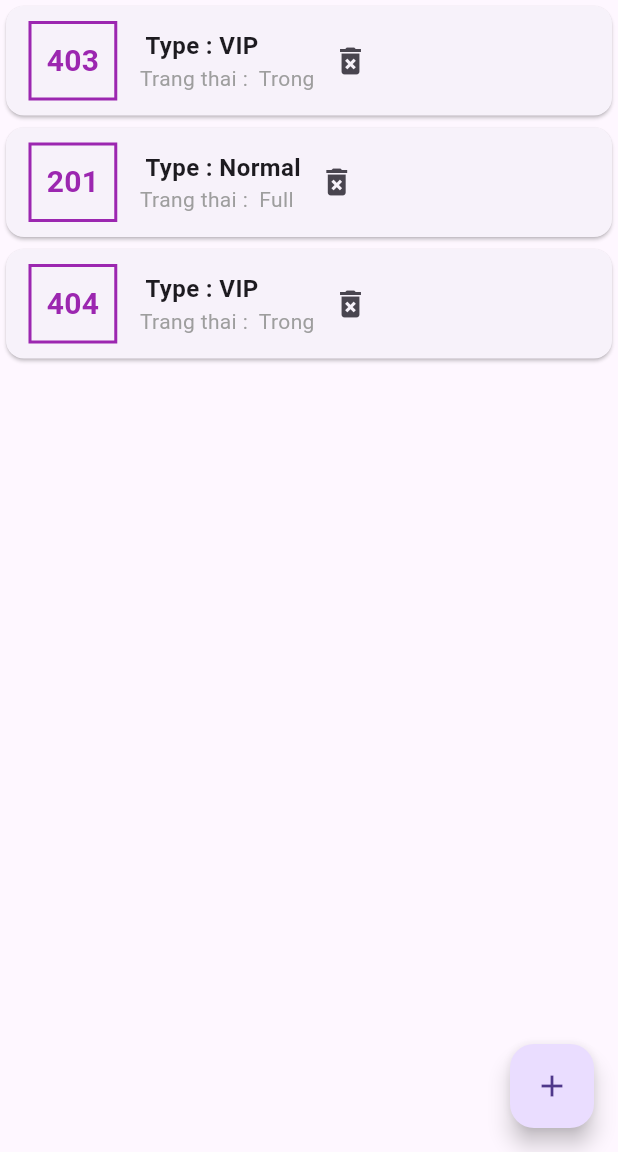
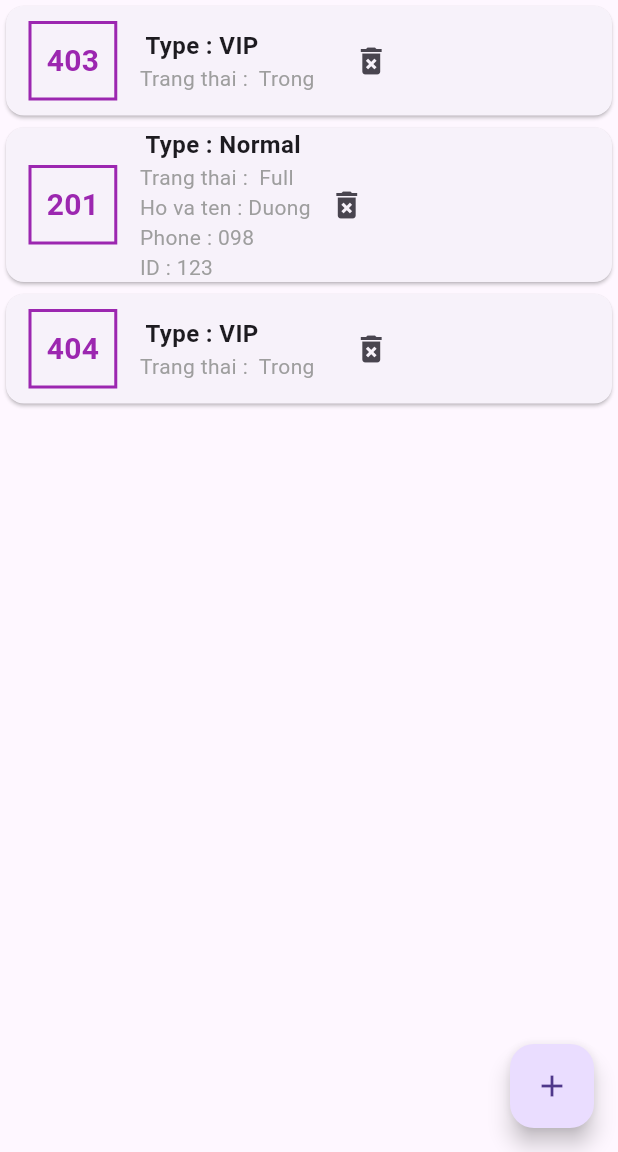
Before and after one commit to trandai03/middle_mobile, a Flutter app: the QuanLyRoom screen opened directly, on a phone screen of 412 x 824 dp, the part 84-1236 px from its top. Run offline on Flutter 3.47's test engine with Material 3 defaults, Android fonts, the phone set to English and light mode, and no system bars; our stand-ins replace settings_ui.

Commit message:
Bổ sung
Bổ sung

```diff
--- a/lib/modules/room.dart
+++ b/lib/modules/room.dart
@@ -4,7 +4,7 @@ import './customer.dart';
 class Room {
   final DateTime? date;
   final TimeOfDay? start;
-  final KhachHang? khachHang;
+  KhachHang? khachHang;
   final String maPhong;
   bool empty;
   final String type;
@@ -30,11 +30,11 @@ class RoomProvider with ChangeNotifier {
       floor: "4",
     ),
     Room(
-      maPhong: "201",
-      empty: false,
-      type: "Normal",
-      floor: "2",
-    ),
+        maPhong: "201",
+        empty: false,
+        type: "Normal",
+        floor: "2",
+        khachHang: KhachHang(hoVaTen: "Duong", phone: "098", id: "123")),
     Room(
       maPhong: "404",
       empty: true,
@@ -70,19 +70,12 @@ class RoomProvider with ChangeNotifier {
   }
 
   void rent_room(String maPhong, String type, String floor) {
-    Room newRoom = Room(
-      maPhong: maPhong,
-      empty: true,
-      type: type,
-      floor: floor,
-    );
     dsRoom
         .where((room) =>
-    room.maPhong == newRoom.maPhong &&
-        room.type == newRoom.type &&
-        room.floor == newRoom.floor)
+    room.maPhong == maPhong && room.type == type && room.floor == floor)
         .map((room) {
       room.empty = false;
+      room.khachHang = dsRoom.last.khachHang;
     }).toList();
     dsRoom.remove(dsRoom.last);
     notifyListeners();
--- a/lib/widgets/list_Room.dart
+++ b/lib/widgets/list_Room.dart
@@ -20,10 +20,7 @@ class DanhSachRoom extends StatelessWidget {
               children: roomProvider.currentRoom.map((room) {
                 final String trangThai;
                 if (room.empty == true) {
-                  trangThai = " Trong";
-                } else {
-                  trangThai = " Full";
-                }
+                  trangThai = " Trong ";
                   return Card(
                     child: Row(
                       children: <Widget>[
@@ -63,6 +60,84 @@ class DanhSachRoom extends StatelessWidget {
                               style: TextStyle(
                                 color: Colors.grey,
                               ),
+                            ),
+                          ],
+                        ),
+                        SizedBox(width: 10),
+                        Row(
+                            crossAxisAlignment: CrossAxisAlignment.end,
+                            mainAxisAlignment: MainAxisAlignment.end,
+                            mainAxisSize: MainAxisSize.min,
+                            children: [
+                              IconButton(
+                                icon: Icon(Icons.delete_forever),
+                                onPressed: () {
+                                  _deleteRoom(context, room);
+                                },
+                              )
+                            ])
+                      ],
+                    ),
+                  );
+                } else {
+                  trangThai = " Full ";
+                  return Card(
+                    child: Row(
+                      children: <Widget>[
+                        Container(
+                          margin: EdgeInsets.symmetric(
+                            vertical: 10,
+                            horizontal: 15,
+                          ),
+                          decoration: BoxDecoration(
+                            border: Border.all(
+                              color: Colors.purple,
+                              width: 2,
+                            ),
+                          ),
+                          padding: EdgeInsets.all(10),
+                          child: Text(
+                            room.maPhong.toString(),
+                            style: TextStyle(
+                              fontWeight: FontWeight.bold,
+                              fontSize: 20,
+                              color: Colors.purple,
+                            ),
+                          ),
+                        ),
+                        Column(
+                          crossAxisAlignment: CrossAxisAlignment.start,
+                          children: [
+                            Text(
+                              ' Type : ' + room.type,
+                              style: TextStyle(
+                                fontSize: 16,
+                                fontWeight: FontWeight.bold,
+                              ),
+                            ),
+                            Text(
+                              "Trang thai : " + trangThai,
+                              style: TextStyle(
+                                color: Colors.grey,
+                              ),
+                            ),
+                            Text(
+                              "Ho va ten : " + room.khachHang!.hoVaTen,
+                              style: TextStyle(
+                                color: Colors.grey,
+                              ),
+                            ),
+                            Text(
+                              "Phone : " + room.khachHang!.phone,
+                              style: TextStyle(
+                                color: Colors.grey,
+                              ),
+                            ),
+                            Text(
+                              "ID : " + room.khachHang!.id,
+                              style: TextStyle(
+                                color: Colors.grey,
+                              ),
                             )
                           ],
                         ),
@@ -81,6 +156,7 @@ class DanhSachRoom extends StatelessWidget {
                       ],
                     ),
                   );
+                }
               }).toList(),
             );
           } else {
```
Also changed, not shown: lib/widgets/checkRoom.dart (+18 -0 lines), lib/widgets/formnhap_khachhang.dart (+4 -4 lines). Lines whose indentation alone changed are shown as unchanged.
